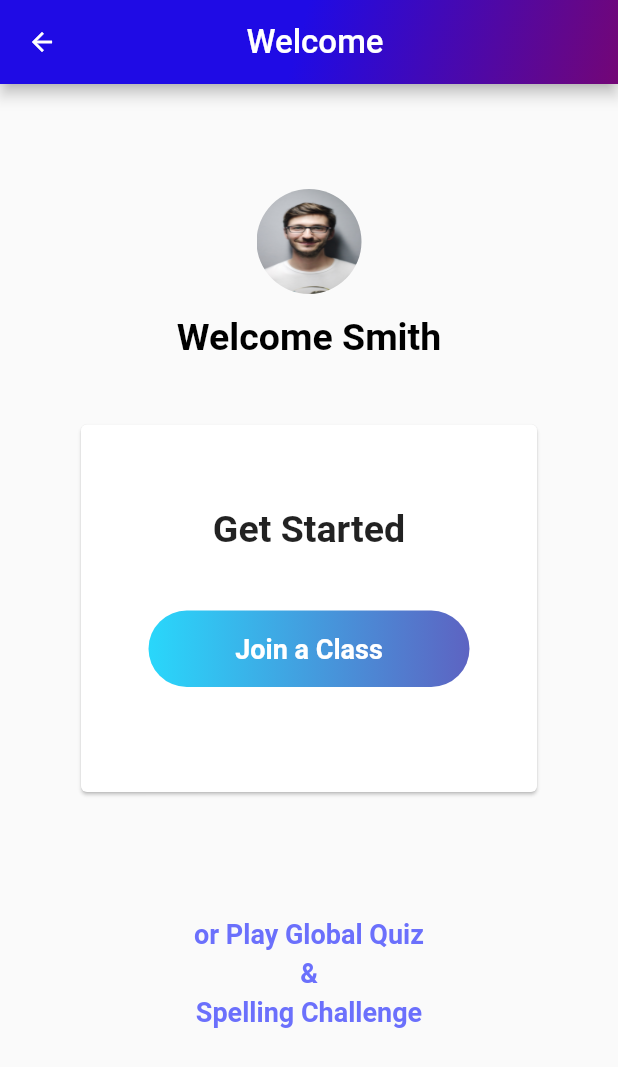
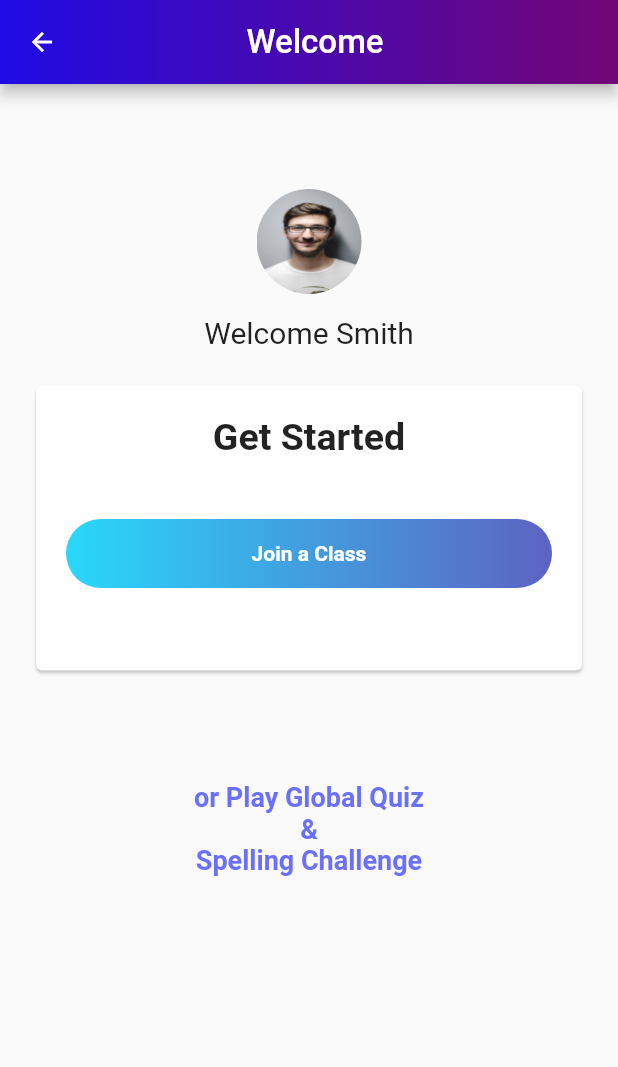
Before and after one commit to innoventix-solutions/Quizable, a Flutter app: the screen101 screen opened directly, on a phone screen of 412 x 824 dp. Shown: the top 1067 px of the screen. Run offline on Flutter 3.47's test engine with Material 2 defaults, Android fonts, the phone set to English and light mode, and no system bars; our stand-ins replace fluttertoast, share; Roboto replaces fonts that are missing (yu).

Commit message:
NEW screen

```diff
--- a/lib/main.dart
+++ b/lib/main.dart
@@ -30,7 +30,7 @@ void main() {
   Widget build(BuildContext context) {
     return MaterialApp(
       theme: ThemeData(fontFamily: 'yu'),
-      home: sec(),debugShowCheckedModeBanner: false,
+      home: screen101(),debugShowCheckedModeBanner: false,
     routes: {
       'signup_teacher':(context)=>sec(),
       'login':(context)=>third(),
--- a/lib/screen101.dart
+++ b/lib/screen101.dart
@@ -28,8 +28,8 @@ class _screen101State extends State<screen101> {
           flexibleSpace: Container(
             decoration: BoxDecoration(
               gradient: LinearGradient(
-                begin: Alignment.topCenter,
-                end: Alignment.bottomRight,
+                begin: Alignment.centerLeft,
+                end: Alignment.centerRight,
                 colors: [darkblue, darkpurple],
               ),
             ),
@@ -57,29 +57,24 @@ class _screen101State extends State<screen101> {
                       )
                   )
               ),
-              Text('Welcome Smith',style: TextStyle(fontSize: 25,fontWeight: FontWeight.bold,color:gray),),
+              Text('Welcome Smith',style: TextStyle(fontSize: 20),),
               Padding(
-                padding: const EdgeInsets.only(top: 40,left: 50,right: 50),
+                padding: const EdgeInsets.all(20),
                 child: Card(
                   child: Padding(
                     padding: const EdgeInsets.all(20),
                     child: Column(mainAxisAlignment: MainAxisAlignment.center,
                       children: <Widget>[
-                        Padding(
-                          padding: const EdgeInsets.only(top: 35),
-                          child: Text('Get Started',style: TextStyle(fontSize: 25,
-                              fontWeight: FontWeight.bold),),
-                        ),
+                        Text('Get Started',style: TextStyle(fontSize: 25,
+                            fontWeight: FontWeight.bold),),
                         SizedBox(height: 20,),
 
                         Row(
                           children: <Widget>[
                             Expanded(
-                                child: Container(padding: EdgeInsets.only(bottom: 50,top: 20,right: 25,left: 25),
+                                child: Container(padding: EdgeInsets.only(bottom: 35,top: 20),
                                   child: GradientButtonText(
-                                    linearGradient:LinearGradient(colors: <Color>[navy,navyblue]) ,
-                                    text: Text("Join a Class",style: TextStyle(color: Colors.white,
-                                      fontWeight: FontWeight.bold,fontSize: 18,),textAlign: TextAlign.center,),
+                                    linearGradient:LinearGradient(colors: <Color>[navy,navyblue]) ,text: Text("Join a Class",style: TextStyle(color: Colors.white,fontWeight: FontWeight.bold,fontSize: 14,),textAlign: TextAlign.center,),
                                   ),
                                 )
                             ),
@@ -90,13 +85,10 @@ class _screen101State extends State<screen101> {
 
                 ),
               ),
-            Container(padding: EdgeInsets.only(top: 80),
-                child: Text('or Play Global Quiz',style: TextStyle(fontWeight: FontWeight.bold,fontSize: 18,color: lightblue),)),
-              Padding(
-                padding: const EdgeInsets.all(5.0),
-                child: Text('&',style: TextStyle(fontWeight: FontWeight.bold,fontSize: 18,color: lightblue),),
-              ),
-          Text('Spelling Challenge',style: TextStyle(fontWeight: FontWeight.bold,fontSize: 18,color: lightblue),)
+              Container(padding: EdgeInsets.only(top: 50),
+                  child: Text('or Play Global Quiz',style: TextStyle(fontWeight: FontWeight.bold,fontSize: 18,color: lightblue),)),
+              Text('&',style: TextStyle(fontWeight: FontWeight.bold,fontSize: 18,color: lightblue),),
+              Text('Spelling Challenge',style: TextStyle(fontWeight: FontWeight.bold,fontSize: 18,color: lightblue),)
             ],
           ),
         ),
--- a/lib/sec.dart
+++ b/lib/sec.dart
@@ -179,7 +179,7 @@ class _secState extends State<sec> {
                       ),
                       SizedBox(height: 20.0,),
 
-                     Radio(value: "abc", groupValue: null, onChanged: null),
+                     Radio(value: "abc", groupValue: 0, onChanged: (acd){}),
 
 
 
```
